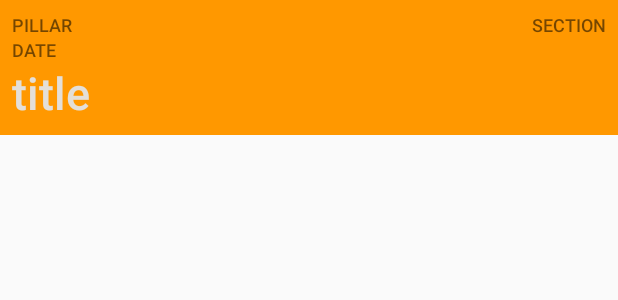
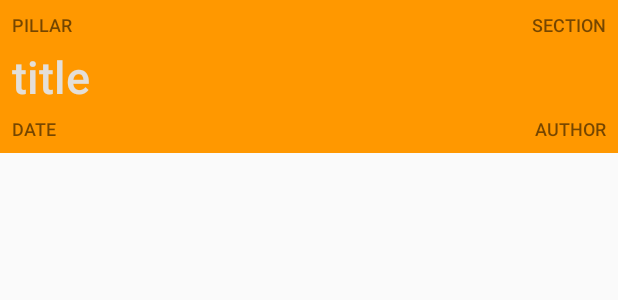
Before and after one commit to abouelnaga1988/Udacity, an Android app: the layout item_list.xml on its own in the app's theme, with its tools: preview values and no code run, on a phone screen of 412 x 824 dp. Shown: the top 300 px of the screen. Run offline under Robolectric (Android 15) with nearby library versions, the phone set to English and light mode, and no system bars.

Commit message:
author name added

```diff
--- a/NagaNews/app/src/main/java/com/example/android/naganews/News.java
+++ b/NagaNews/app/src/main/java/com/example/android/naganews/News.java
@@ -9,13 +9,15 @@ class News {
     private String mTitle;
     private String mPillarName;
     private String mUrl;
+    private String mAuthorName;
 
-    public News(String section, Date date, String title, String pillarName, String url) {
+    public News(String section, Date date, String title, String pillarName, String url, String authorName) {
         mSection = section;
         mDate = date;
         mTitle = title;
         mPillarName = pillarName;
         mUrl = url;
+        mAuthorName = authorName;
     }
 
     public String getmSection() {
@@ -37,4 +39,6 @@ class News {
     public String getmUrl() {
         return mUrl;
     }
+
+    public String getmAuthorName() { return mAuthorName; }
 }
--- a/NagaNews/app/src/main/java/com/example/android/naganews/NewsActivity.java
+++ b/NagaNews/app/src/main/java/com/example/android/naganews/NewsActivity.java
@@ -21,7 +21,7 @@ import java.util.List;
 
 
 public class NewsActivity extends AppCompatActivity implements LoaderCallbacks<List<News>> {
-    private static final String GUARDIAN_REQUEST_URL = "https://content.guardianapis.com/search?page-size=25&show-references=author/author&tag=politics/politics&from-date=2014-01-01&api-key=2bee78f1-d886-44b9-b436-383bea3674bc";
+    private static final String GUARDIAN_REQUEST_URL = "https://content.guardianapis.com/search?show-tags=contributor&page-size=25&show-references=author/author&tag=politics/politics&from-date=2014-01-01&api-key=2bee78f1-d886-44b9-b436-383bea3674bc";
     private static final int NEWS_LOADER_ID = 1;
     private NewsAdapter mAdapter;
     private TextView mEmptyStateTextView;
--- a/NagaNews/app/src/main/java/com/example/android/naganews/NewsAdapter.java
+++ b/NagaNews/app/src/main/java/com/example/android/naganews/NewsAdapter.java
@@ -32,10 +32,12 @@ public class NewsAdapter extends ArrayAdapter<News> {
         TextView dateView = listItemView.findViewById(R.id.date_text);
         TextView titleView = listItemView.findViewById(R.id.title_text);
         TextView pillarNameView = listItemView.findViewById(R.id.pillar_text);
+        TextView authorNameView = listItemView.findViewById(R.id.author_text);
         sectionView.setText(currentNews.getmSection());
         dateView.setText(formatDate(currentNews.getmDate()));
         titleView.setText(currentNews.getmTitle());
         pillarNameView.setText(currentNews.getmPillarName());
+        authorNameView.setText(currentNews.getmAuthorName());
 
         return listItemView;
     }
--- a/NagaNews/app/src/main/res/layout/item_list.xml
+++ b/NagaNews/app/src/main/res/layout/item_list.xml
@@ -34,14 +34,7 @@
     </RelativeLayout>
 
 
-    <TextView
-        android:id="@+id/date_text"
-        android:layout_width="wrap_content"
-        android:layout_height="wrap_content"
-        android:fontFamily="sans-serif-medium"
-        android:textAllCaps="true"
-        android:textSize="12sp"
-        tools:text="date" />
+
 
     <TextView
         android:id="@+id/title_text"
@@ -53,6 +46,32 @@
         android:textAllCaps="false"
         android:textColor="@color/title_text_color"
         android:textSize="30sp"
+        android:layout_marginTop="6dp"
+        android:layout_marginBottom="6dp"
         tools:text="title" />
+    <RelativeLayout
+        android:layout_width="match_parent"
+        android:layout_height="wrap_content">
+        <TextView
+            android:id="@+id/date_text"
+            android:layout_width="wrap_content"
+            android:layout_height="wrap_content"
+            android:layout_alignParentLeft="true"
+            android:fontFamily="sans-serif-medium"
+            android:textAllCaps="true"
+            android:textSize="12sp"
+            tools:text="date" />
+        <TextView
+            android:id="@+id/author_text"
+            android:layout_width="wrap_content"
+            android:layout_height="wrap_content"
+            android:layout_alignParentRight="true"
+            android:fontFamily="sans-serif-medium"
+            android:textAllCaps="true"
+            android:textSize="12sp"
+            tools:text="author" />
+
+
+    </RelativeLayout>
 
 </LinearLayout>
```
Also changed, not shown: NagaNews/app/src/main/java/com/example/android/naganews/QueryUtils.java (+9 -1 lines).
